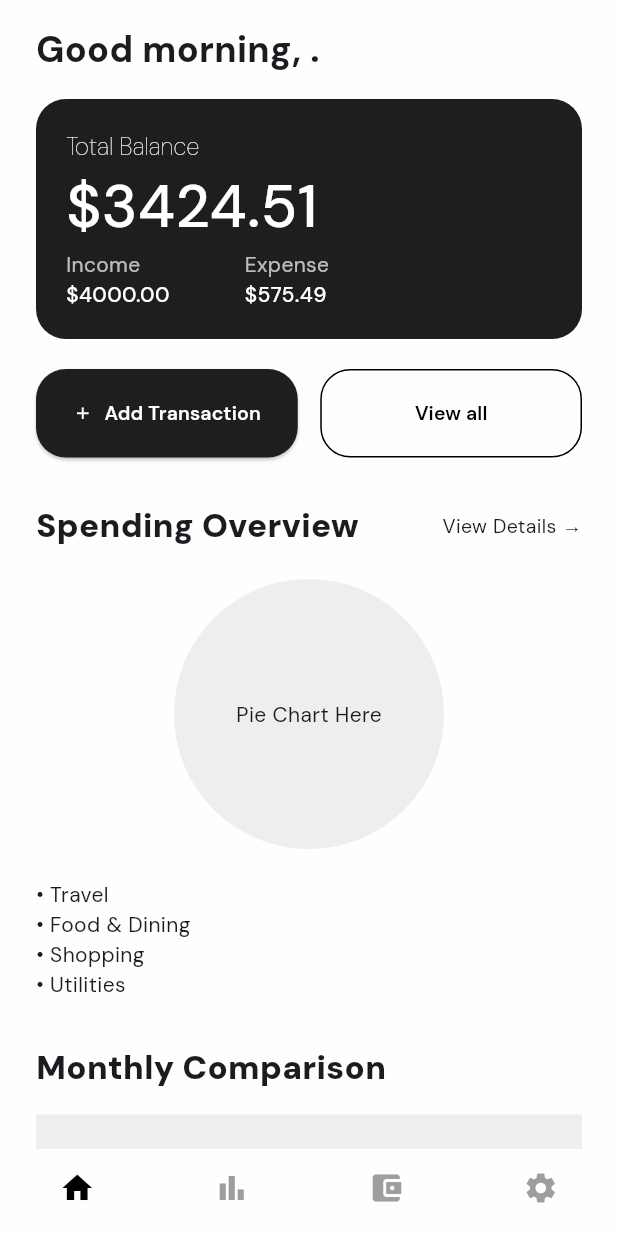
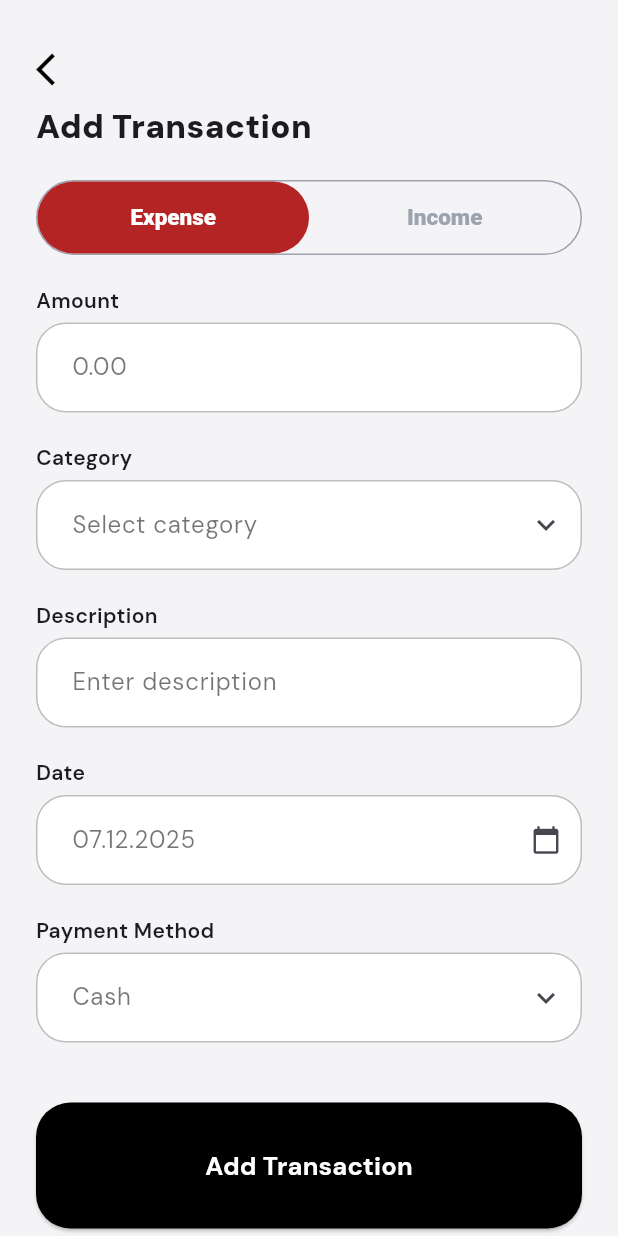
Before and after one commit to Lososel/fintrack-app, a Flutter app: the HomeScreen screen opened directly with empty values, after a tap on "Add Transaction", on a phone screen of 412 x 824 dp. Run offline on Flutter 3.47's test engine with Material 3 defaults, Android fonts, the phone set to English and light mode, and no system bars; our stand-ins replace google_fonts.

Commit message:
feat: add Add transaction screen

```diff
--- a/lib/components/fields/input_field.dart
+++ b/lib/components/fields/input_field.dart
@@ -2,30 +2,47 @@ import 'package:flutter/material.dart';
 
 class InputField extends StatelessWidget {
   final String hint;
+  final TextEditingController? controller;
   final bool isPassword;
-  final double verticalPadding;
-  final double horizontalPadding;
-  final TextEditingController? controller;
+  final bool readOnly;
+  final Widget? suffixIcon;
+  final VoidCallback? onTap;
+  final Color backgroundColor;
+  final TextInputType? keyboardType;
+  final String? Function(String?)? validator;
 
-  const InputField({
+
+   InputField({
+    super.key,
     required this.hint,
+    this.controller,
     this.isPassword = false,
-    this.verticalPadding = 23,
-    this.horizontalPadding = 23,
-    this.controller,
+    this.readOnly = false,
+    this.onTap,
+    this.suffixIcon,
+    this.backgroundColor = Colors.white,
+    this.keyboardType,
+    this.validator,
   });
 
   @override
   Widget build(BuildContext context) {
     return TextField(
       controller: controller,
+      readOnly: readOnly,
+      onTap: onTap,
       obscureText: isPassword,
+      keyboardType: keyboardType,
+      style: const TextStyle(fontSize: 16),
       decoration: InputDecoration(
         hintText: hint,
-        contentPadding: EdgeInsets.symmetric(
-          horizontal: horizontalPadding,
-          vertical: verticalPadding,
+        hintStyle: const TextStyle(color: Colors.black54, fontSize: 16),
+        contentPadding: const EdgeInsets.symmetric(
+          horizontal: 20,
+          vertical: 18,
         ),
+        filled: true,
+        fillColor: backgroundColor,
         border: OutlineInputBorder(
           borderRadius: BorderRadius.circular(20),
           borderSide: const BorderSide(color: Colors.black26),
@@ -38,6 +55,10 @@ class InputField extends StatelessWidget {
           borderRadius: BorderRadius.circular(20),
           borderSide: const BorderSide(color: Colors.black),
         ),
+        suffixIcon: suffixIcon,
+        errorText: validator != null && controller != null && controller!.text.isNotEmpty
+            ? validator!(controller!.text)
+            : null,
       ),
     );
   }
--- /dev/null
+++ b/lib/components/toggle/transaction_toggle.dart
@@ -0,0 +1,90 @@
+import 'package:flutter/material.dart';
+
+class TransactionToggle extends StatelessWidget {
+  final bool isExpense;
+  final ValueChanged<bool> onChanged;
+
+  const TransactionToggle({
+    super.key,
+    required this.isExpense,
+    required this.onChanged,
+  });
+
+  @override
+  Widget build(BuildContext context) {
+    const duration = Duration(milliseconds: 260);
+
+    return Container(
+      height: 50,
+      decoration: BoxDecoration(
+        borderRadius: BorderRadius.circular(40),
+        border: Border.all(color: Color(0xff9CA3AF)),
+        color: const Color(0xFFF4F4F6),
+      ),
+      child: LayoutBuilder(
+        builder: (context, constraints) {
+          final double pillWidth = constraints.maxWidth / 2;
+
+          return Stack(
+            children: [
+              AnimatedPositioned(
+                duration: duration,
+                curve: Curves.easeOutCubic,
+                left: isExpense ? 0 : pillWidth,
+                top: 0,
+                bottom: 0,
+                child: Container(
+                  width: pillWidth,
+                  decoration: BoxDecoration(
+                    color: isExpense ? Color(0xFFB52424) : Color(0xFf31A05F),
+                    borderRadius: BorderRadius.circular(40),
+                  ),
+                ),
+              ),
+
+              Row(
+                children: [
+                  Expanded(
+                    child: GestureDetector(
+                      onTap: () => onChanged(true),
+                      child: Center(
+                        child: AnimatedDefaultTextStyle(
+                          duration: duration,
+                          style: TextStyle(
+                            color: isExpense ? Colors.white : Color(0xff9CA3AF),
+                            fontSize: 15,
+                            fontWeight: FontWeight.w900,
+                          ),
+                          child: const Text("Expense"),
+                        ),
+                      ),
+                    ),
+                  ),
+
+                  Expanded(
+                    child: GestureDetector(
+                      onTap: () => onChanged(false),
+                      child: Center(
+                        child: AnimatedDefaultTextStyle(
+                          duration: duration,
+                          style: TextStyle(
+                            color: !isExpense
+                                ? Colors.white
+                                : Color(0xff9CA3AF),
+                            fontSize: 15,
+                            fontWeight: FontWeight.w900,
+                          ),
+                          child: const Text("Income"),
+                        ),
+                      ),
+                    ),
+                  ),
+                ],
+              ),
+            ],
+          );
+        },
+      ),
+    );
+  }
+}
--- /dev/null
+++ b/lib/screens/home/add_transaction_screen.dart
@@ -0,0 +1,252 @@
+import 'package:flutter/material.dart';
+import 'package:fintrack_app/components/arrow/back_arrow.dart';
+import 'package:fintrack_app/components/button/primary_button.dart';
+import 'package:fintrack_app/components/button/secondary_button.dart';
+import 'package:fintrack_app/components/fields/input_field.dart';
+import 'package:fintrack_app/components/toggle/transaction_toggle.dart';
+import 'widgets/category_dropdown.dart';
+import 'widgets/date_picker_field.dart';
+import 'widgets/modals/category_modal.dart';
+
+import 'widgets/modals/payment_method_modal.dart';
+
+final List<String> paymentMethods = [
+  "Cash",
+  "Credit Card",
+  "Debit Card",
+  "Bank Transfer",
+  "Mobile Wallet",
+  "Other",
+];
+final List<String> categories = [
+  "Travel",
+  "Dining",
+  "Groceries",
+  "Utilities",
+  "Shopping",
+  "Entertainment",
+  "Health",
+  "Salary",
+  "Other",
+];
+final Map<String, IconData> categoryIcons = {
+  "Travel": Icons.flight_takeoff,
+  "Dining": Icons.restaurant,
+  "Groceries": Icons.local_grocery_store,
+  "Utilities": Icons.lightbulb_outline,
+  "Shopping": Icons.shopping_bag,
+  "Entertainment": Icons.movie,
+  "Health": Icons.favorite_outline,
+  "Salary": Icons.attach_money,
+  "Other": Icons.more_horiz,
+};
+
+class AddTransactionScreen extends StatefulWidget {
+  const AddTransactionScreen({super.key});
+
+  @override
+  State<AddTransactionScreen> createState() => _AddTransactionScreenState();
+}
+
+class _AddTransactionScreenState extends State<AddTransactionScreen> {
+  bool isExpense = true;
+
+  final TextEditingController amountController = TextEditingController();
+  final TextEditingController descriptionController = TextEditingController();
+  final GlobalKey<FormState> _formKey = GlobalKey<FormState>();
+
+  String? selectedCategory;
+  String selectedPayment = "Cash";
+
+  DateTime selectedDate = DateTime.now();
+
+  void _openCategorySheet() {
+    showModalBottomSheet(
+      context: context,
+      backgroundColor: Colors.transparent,
+      isScrollControlled: true,
+      builder: (_) => CategorySelectModal(
+        categories: categories,
+        icons: categoryIcons,
+        onSelected: (value) {
+          setState(() => selectedCategory = value);
+        },
+      ),
+    );
+  }
+
+  void _openPaymentMethodSheet() {
+    showModalBottomSheet(
+      context: context,
+      backgroundColor: Colors.transparent,
+      builder: (_) => PaymentMethodModal(
+        methods: paymentMethods,
+        onSelected: (value) {
+          setState(() => selectedPayment = value);
+        },
+      ),
+    );
+  }
+
+  void _validateAndSubmit() {
+    // Validate amount
+    if (amountController.text.trim().isEmpty) {
+      ScaffoldMessenger.of(context).showSnackBar(
+        const SnackBar(
+          content: Text("Please enter an amount"),
+          backgroundColor: Colors.red,
+        ),
+      );
+      return;
+    }
+
+    final amount = double.tryParse(amountController.text.trim());
+    if (amount == null || amount <= 0) {
+      ScaffoldMessenger.of(context).showSnackBar(
+        const SnackBar(
+          content: Text("Please enter a valid amount"),
+          backgroundColor: Colors.red,
+        ),
+      );
+      return;
+    }
+
+    // Validate category
+    if (selectedCategory == null || selectedCategory!.isEmpty) {
+      ScaffoldMessenger.of(context).showSnackBar(
+        const SnackBar(
+          content: Text("Please select a category"),
+          backgroundColor: Colors.red,
+        ),
+      );
+      return;
+    }
+
+    // If validation passes, proceed with submission
+    // TODO: Implement actual transaction saving logic
+    ScaffoldMessenger.of(context).showSnackBar(
+      const SnackBar(
+        content: Text("Transaction added successfully!"),
+        backgroundColor: Colors.green,
+      ),
+    );
+
+    // Optionally navigate back after successful submission
+    // Navigator.pop(context);
+  }
+
+  @override
+  Widget build(BuildContext context) {
+    return Scaffold(
+      backgroundColor: const Color(0xffF4F4F7),
+      body: SafeArea(
+        child: SingleChildScrollView(
+          padding: const EdgeInsets.symmetric(horizontal: 24),
+          child: Column(
+            crossAxisAlignment: CrossAxisAlignment.start,
+            children: [
+              const BackArrow(),
+              const SizedBox(height: 10),
+
+              const Text(
+                "Add Transaction",
+                style: TextStyle(fontSize: 22, fontWeight: FontWeight.w900),
+              ),
+
+              const SizedBox(height: 20),
+
+              TransactionToggle(
+                isExpense: isExpense,
+                onChanged: (value) => setState(() => isExpense = value),
+              ),
+
+              const SizedBox(height: 20),
+
+              const Text(
+                "Amount",
+                style: TextStyle(fontWeight: FontWeight.w600),
+              ),
+              const SizedBox(height: 5),
+              InputField(
+                hint: "0.00",
+                controller: amountController,
+                keyboardType: const TextInputType.numberWithOptions(decimal: true),
+              ),
+
+              const SizedBox(height: 20),
+
+              const Text(
+                "Category",
+                style: TextStyle(fontWeight: FontWeight.w600),
+              ),
+              const SizedBox(height: 5),
+              CategoryDropdown(
+                current: selectedCategory ?? "Select category",
+                onTap: _openCategorySheet,
+              ),
+
+              const SizedBox(height: 20),
+
+              const Text(
+                "Description",
+                style: TextStyle(fontWeight: FontWeight.w600),
+              ),
+              const SizedBox(height: 5),
+              InputField(
+                hint: "Enter description",
+                controller: descriptionController,
+              ),
+
+              const SizedBox(height: 20),
+
+              const Text("Date", style: TextStyle(fontWeight: FontWeight.w600)),
+              const SizedBox(height: 5),
+              DatePickerField(
+                date: selectedDate,
+                onTap: () async {
+                  final picked = await showDatePicker(
+                    context: context,
+                    initialDate: selectedDate,
+                    firstDate: DateTime(2020),
+                    lastDate: DateTime(2030),
+                  );
+                  if (picked != null) {
+                    setState(() => selectedDate = picked);
+                  }
+                },
+              ),
+
+              const SizedBox(height: 20),
+
+              const Text(
+                "Payment Method",
+                style: TextStyle(fontWeight: FontWeight.w600),
+              ),
+              const SizedBox(height: 5),
+              CategoryDropdown(
+                current: selectedPayment,
+                onTap: _openPaymentMethodSheet,
+              ),
+
+              const SizedBox(height: 40),
+
+              PrimaryButton(
+                label: "Add Transaction",
+                onPressed: () {
+                  _validateAndSubmit();
+                },
+              ),
+
+              const SizedBox(height: 16),
+
+              SecondaryButton(
+                label: "Cancel",
+                onPressed: () => Navigator.pop(context),
+              ),
+            ],
+          ),
+        ),
+      ),
+    );
+  }
+}
--- /dev/null
+++ b/lib/screens/home/widgets/category_dropdown.dart
@@ -0,0 +1,23 @@
+import 'package:flutter/material.dart';
+import 'package:fintrack_app/components/fields/input_field.dart';
+
+class CategoryDropdown extends StatelessWidget {
+  final String current;
+  final VoidCallback onTap;
+
+  const CategoryDropdown({
+    super.key,
+    required this.current,
+    required this.onTap,
+  });
+
+  @override
+  Widget build(BuildContext context) {
+    return InputField(
+      hint: current,
+      readOnly: true,
+      onTap: onTap,
+      suffixIcon: const Icon(Icons.keyboard_arrow_down),
+    );
+  }
+}
--- /dev/null
+++ b/lib/screens/home/widgets/date_picker_field.dart
@@ -0,0 +1,24 @@
+import 'package:flutter/material.dart';
+import 'package:fintrack_app/components/fields/input_field.dart';
+
+class DatePickerField extends StatelessWidget {
+  final DateTime date;
+  final VoidCallback onTap;
+
+  const DatePickerField({super.key, required this.date, required this.onTap});
+
+  @override
+  Widget build(BuildContext context) {
+    final formattedDate =
+        "${date.day.toString().padLeft(2, '0')}."
+        "${date.month.toString().padLeft(2, '0')}."
+        "${date.year}";
+
+    return InputField(
+      hint: formattedDate,
+      readOnly: true,
+      onTap: onTap,
+      suffixIcon: const Icon(Icons.calendar_today, size: 20),
+    );
+  }
+}
--- a/lib/screens/home/widgets/home_actions.dart
+++ b/lib/screens/home/widgets/home_actions.dart
@@ -1,5 +1,6 @@
 import 'package:flutter/material.dart';
 import 'package:fintrack_app/components/button/action_buttons.dart';
+import 'package:fintrack_app/screens/home/add_transaction_screen.dart';
 
 class HomeActions extends StatelessWidget {
   const HomeActions({super.key});
@@ -8,7 +9,10 @@ class HomeActions extends StatelessWidget {
   Widget build(BuildContext context) {
     return ActionButtons(
       onAddTransaction: () {
-        // TODO: open add transaction modal
+        Navigator.push(
+          context,
+          MaterialPageRoute(builder: (context) => const AddTransactionScreen()),
+        );
       },
       onViewAll: () {
         // TODO: navigate to full transaction list
```
Also changed, not shown: lib/components/modal/animated_selectable_tile.dart (added, +52 -0 lines), lib/components/modal/app_modal.dart (added, +31 -0 lines), lib/screens/home/widgets/modals/category_modal.dart (added, +41 -0 lines), lib/screens/home/widgets/modals/payment_method_modal.dart (added, +56 -0 lines).
